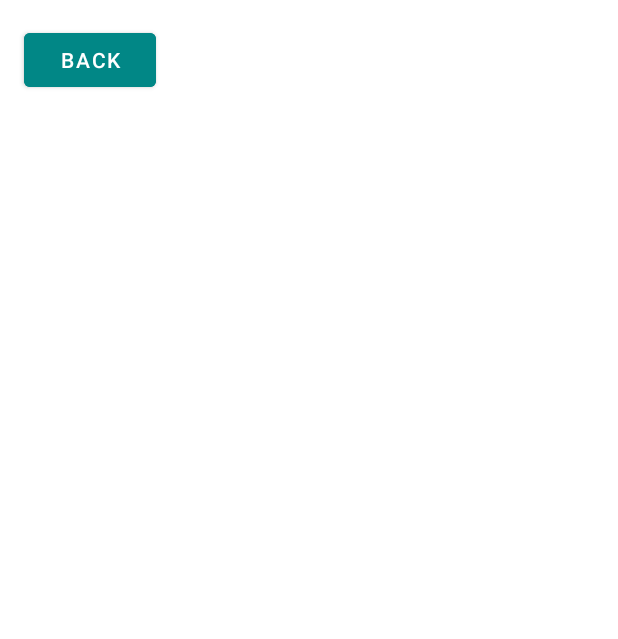
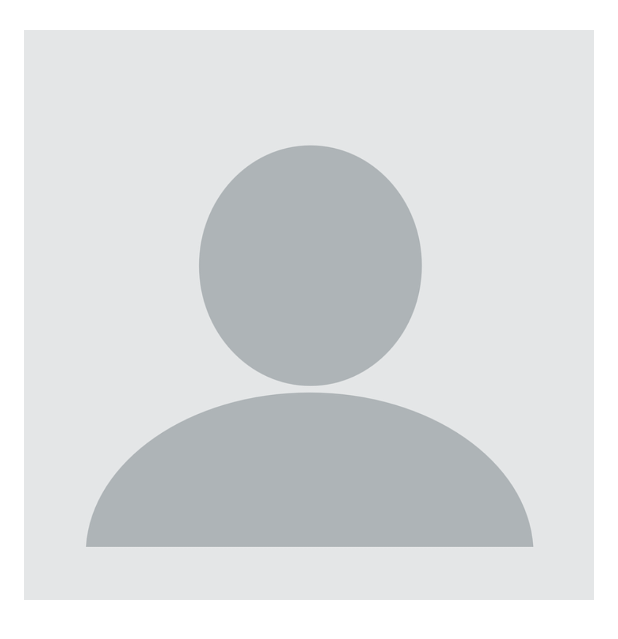
Before and after one commit to kevinles117/ad340spring2021, an Android app: the layout activity_sign_up.xml on its own in the app's theme, with its tools: preview values and no code run, on a phone screen of 412 x 824 dp. Shown: the top 639 px of the screen. Run offline under Robolectric (Android 15) with nearby library versions, the phone set to English and light mode, and no system bars.

Commit message:
Initial commit for week 3, added basic functionality

```diff
--- a/app/src/main/java/com/example/helloworld/MainActivity.java
+++ b/app/src/main/java/com/example/helloworld/MainActivity.java
@@ -107,7 +107,10 @@ public class MainActivity extends AppCompatActivity {
         }
 
         Intent intent = new Intent(this, SignUpActivity.class);
-        intent.putExtra("Username", occupation);
+        intent.putExtra("Name", name);
+        intent.putExtra("Age", age);
+        intent.putExtra("Description", description);
+        intent.putExtra("Occupation", occupation);
         startActivity(intent);
     }
 
--- a/app/src/main/res/layout/activity_sign_up.xml
+++ b/app/src/main/res/layout/activity_sign_up.xml
@@ -2,35 +2,65 @@
 <ScrollView android:layout_height="match_parent"
     android:layout_width="match_parent"
     xmlns:android="http://schemas.android.com/apk/res/android">
-    <androidx.constraintlayout.widget.ConstraintLayout xmlns:android="http://schemas.android.com/apk/res/android"
-        xmlns:app="http://schemas.android.com/apk/res-auto"
-        xmlns:tools="http://schemas.android.com/tools"
+<!--    <androidx.constraintlayout.widget.ConstraintLayout xmlns:android="http://schemas.android.com/apk/res/android"-->
+<!--        xmlns:app="http://schemas.android.com/apk/res-auto"-->
+<!--        xmlns:tools="http://schemas.android.com/tools"-->
+<!--        android:layout_width="match_parent"-->
+<!--        android:layout_height="match_parent"-->
+<!--        tools:context=".SignUpActivity">-->
+
+<!--        <TextView-->
+<!--            android:id="@+id/description_text"-->
+<!--            android:layout_width="wrap_content"-->
+<!--            android:layout_height="wrap_content"-->
+<!--            android:layout_marginTop="316dp"-->
+<!--            android:textSize="4mm"-->
+<!--            app:layout_constraintHorizontal_bias="0.498"-->
+<!--            app:layout_constraintLeft_toLeftOf="parent"-->
+<!--            app:layout_constraintRight_toRightOf="parent"-->
+<!--            app:layout_constraintTop_toTopOf="parent" />-->
+
+
+
+<!--    </androidx.constraintlayout.widget.ConstraintLayout>-->
+
+    <LinearLayout
         android:layout_width="match_parent"
         android:layout_height="match_parent"
-        tools:context=".SignUpActivity">
+        android:orientation="vertical"
+        android:weightSum="5">
+
+        <ImageView
+            android:id="@+id/profile_picture"
+            android:layout_width="wrap_content"
+            android:layout_height="2.5in"
+            android:paddingTop="20dp"
+            android:contentDescription="@string/pfp_string"
+            android:src="@drawable/default_pfp" />
 
         <TextView
-            android:id="@+id/welcome_text"
+            android:id="@+id/name_text"
             android:layout_width="wrap_content"
             android:layout_height="wrap_content"
-            android:layout_marginTop="316dp"
-            android:textSize="4mm"
-            app:layout_constraintHorizontal_bias="0.498"
-            app:layout_constraintLeft_toLeftOf="parent"
-            app:layout_constraintRight_toRightOf="parent"
-            app:layout_constraintTop_toTopOf="parent" />
+            android:textStyle="bold"
+            android:textSize="30dp"
+            android:paddingTop="20dp"
+            android:paddingLeft="20dp"
+            android:paddingBottom="10dp" />
 
-        <Button
-            android:id="@+id/back_button"
+        <TextView
+            android:id="@+id/occupation_text"
             android:layout_width="wrap_content"
             android:layout_height="wrap_content"
-            android:layout_marginStart="16dp"
-            android:layout_marginTop="16dp"
-            android:text="@string/back_button_string"
-            android:onClick="backButtonHandler"
-            android:backgroundTint="@color/teal_700"
-            app:layout_constraintStart_toStartOf="parent"
-            app:layout_constraintTop_toTopOf="parent" />
+            android:textSize="18dp"
+            android:paddingLeft="20dp"
+            android:paddingBottom="15dp" />
 
-    </androidx.constraintlayout.widget.ConstraintLayout>
+        <TextView
+            android:id="@+id/description_text"
+            android:layout_width="match_parent"
+            android:layout_height="wrap_content"
+            android:textSize="20dp"
+            android:paddingLeft="20dp"/>
+    </LinearLayout>
 </ScrollView>
--- a/app/src/main/res/values/strings.xml
+++ b/app/src/main/res/values/strings.xml
@@ -8,4 +8,5 @@
     <string name="birth_date_string">Enter Your Birth Date</string>
     <string name="back_button_string">Back</string>
     <string name="sign_up_message">Thanks for Signing Up\u0020</string>
+    <string name="pfp_string">Profile Picture</string>
 </resources>
```
Also changed, not shown: app/src/main/java/com/example/helloworld/SignUpActivity.java (+21 -14 lines), app/src/main/res/layout/activity_main.xml (+19 -15 lines), app/src/main/res/drawable/default_pfp.png (added).
